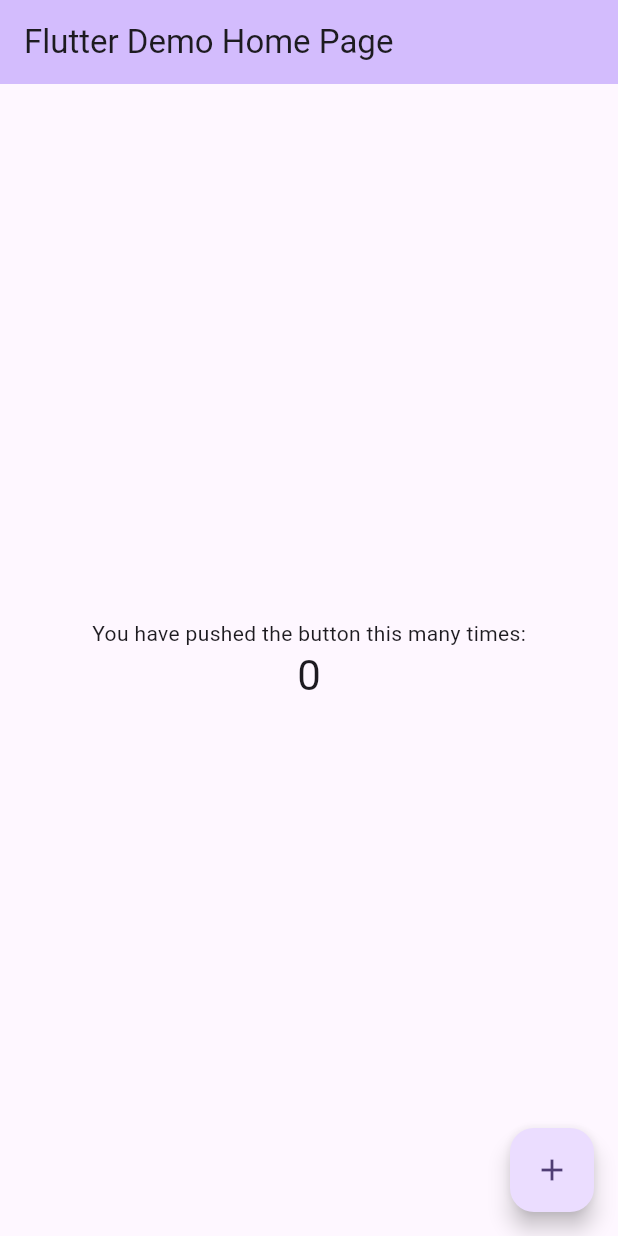
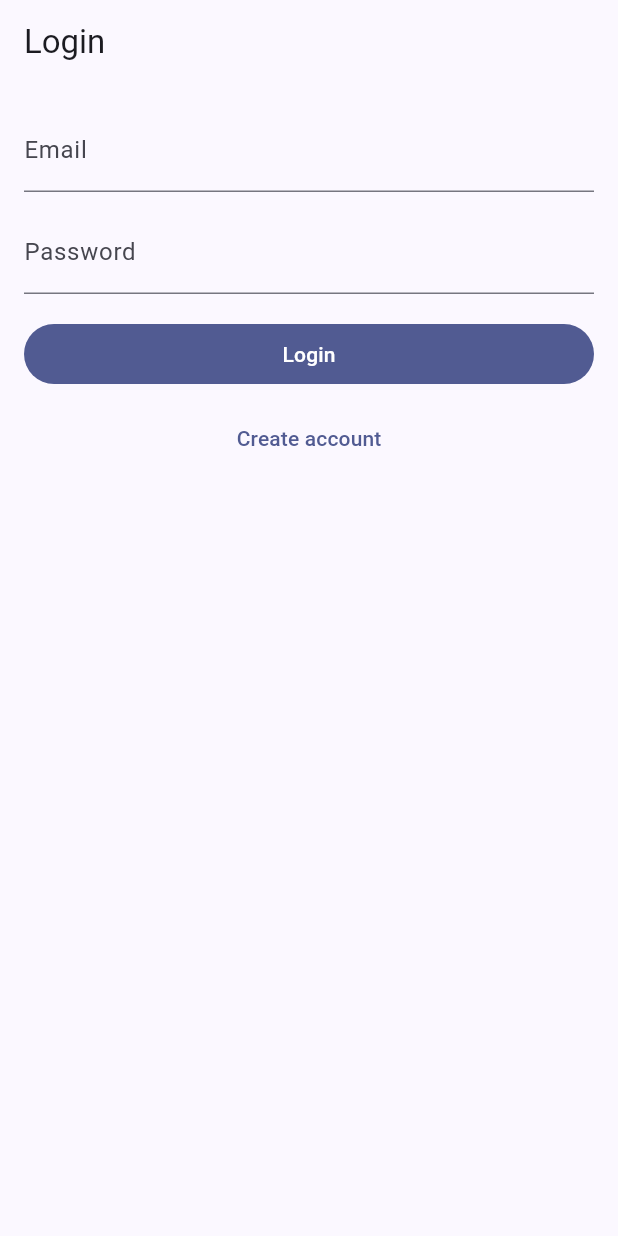
Before and after one commit to koceskigj/dorm-laundry, a Flutter app: the screen it shows after launch, on a phone screen of 412 x 824 dp. Run offline on Flutter 3.47's test engine with Material 3 defaults, Android fonts, the phone set to English and light mode, and no system bars; our stand-ins replace cloud_firestore, cloud_functions, firebase_auth, firebase_core, flutter_riverpod, go_router; accounts and stored records are empty; generated files the repository leaves out were written again.

Commit message:
added a project structure

```diff
--- /dev/null
+++ b/lib/app_router.dart
@@ -0,0 +1,62 @@
+import 'package:flutter/material.dart';
+import 'package:flutter_riverpod/flutter_riverpod.dart';
+import 'package:go_router/go_router.dart';
+import 'dart:async';
+import 'core/firebase_providers.dart';
+import 'app_shell.dart';
+
+import 'features/auth/ui/login_screen.dart';
+import 'features/auth/ui/register_screen.dart';
+
+final appRouterProvider = Provider<GoRouter>((ref) {
+  final authAsync = ref.watch(authStateChangesProvider);
+
+  return GoRouter(
+    initialLocation: '/login',
+    refreshListenable: GoRouterRefreshStream(
+      ref.read(authStateChangesProvider.stream),
+    ),
+    redirect: (context, state) {
+      final isLoggingIn = state.matchedLocation == '/login' ||
+          state.matchedLocation == '/register';
+
+      final user = authAsync.asData?.value;
+
+      if (user == null) {
+        return isLoggingIn ? null : '/login';
+      }
+
+      // user is logged in
+      if (isLoggingIn) return '/';
+      return null;
+    },
+    routes: [
+      GoRoute(
+        path: '/login',
+        builder: (context, state) => const LoginScreen(),
+      ),
+      GoRoute(
+        path: '/register',
+        builder: (context, state) => const RegisterScreen(),
+      ),
+      GoRoute(
+        path: '/',
+        builder: (context, state) => const AppShell(),
+      ),
+    ],
+  );
+});
+
+/// Helper: GoRouter doesn't include this by default.
+class GoRouterRefreshStream extends ChangeNotifier {
+  GoRouterRefreshStream(Stream<dynamic> stream) {
+    _sub = stream.asBroadcastStream().listen((_) => notifyListeners());
+  }
+  late final StreamSubscription<dynamic> _sub;
+
+  @override
+  void dispose() {
+    _sub.cancel();
+    super.dispose();
+  }
+}
--- /dev/null
+++ b/lib/core/firebase_providers.dart
@@ -0,0 +1,20 @@
+import 'package:cloud_firestore/cloud_firestore.dart';
+import 'package:firebase_auth/firebase_auth.dart';
+import 'package:cloud_functions/cloud_functions.dart';
+import 'package:flutter_riverpod/flutter_riverpod.dart';
+
+final firebaseAuthProvider = Provider<FirebaseAuth>((ref) {
+  return FirebaseAuth.instance;
+});
+
+final authStateChangesProvider = StreamProvider<User?>((ref) {
+  return ref.watch(firebaseAuthProvider).authStateChanges();
+});
+
+final firestoreProvider = Provider<FirebaseFirestore>((ref) {
+  return FirebaseFirestore.instance;
+});
+
+final functionsProvider = Provider<FirebaseFunctions>((ref) {
+  return FirebaseFunctions.instance;
+});
--- /dev/null
+++ b/lib/features/auth/ui/login_screen.dart
@@ -0,0 +1,79 @@
+import 'package:flutter/material.dart';
+import 'package:flutter_riverpod/flutter_riverpod.dart';
+
+import '../../../core/firebase_providers.dart';
+
+class LoginScreen extends ConsumerStatefulWidget {
+  const LoginScreen({super.key});
+
+  @override
+  ConsumerState<LoginScreen> createState() => _LoginScreenState();
+}
+
+class _LoginScreenState extends ConsumerState<LoginScreen> {
+  final _email = TextEditingController();
+  final _pass = TextEditingController();
+  bool _loading = false;
+
+  @override
+  void dispose() {
+    _email.dispose();
+    _pass.dispose();
+    super.dispose();
+  }
+
+  Future<void> _login() async {
+    setState(() => _loading = true);
+    try {
+      await ref.read(firebaseAuthProvider).signInWithEmailAndPassword(
+        email: _email.text.trim(),
+        password: _pass.text,
+      );
+    } on Exception catch (e) {
+      if (!mounted) return;
+      ScaffoldMessenger.of(context).showSnackBar(
+        SnackBar(content: Text('Login failed: $e')),
+      );
+    } finally {
+      if (mounted) setState(() => _loading = false);
+    }
+  }
+
+  @override
+  Widget build(BuildContext context) {
+    return Scaffold(
+      appBar: AppBar(title: const Text('Login')),
+      body: Padding(
+        padding: const EdgeInsets.all(16),
+        child: Column(
+          children: [
+            TextField(
+              controller: _email,
+              keyboardType: TextInputType.emailAddress,
+              decoration: const InputDecoration(labelText: 'Email'),
+            ),
+            const SizedBox(height: 12),
+            TextField(
+              controller: _pass,
+              obscureText: true,
+              decoration: const InputDecoration(labelText: 'Password'),
+            ),
+            const SizedBox(height: 16),
+            SizedBox(
+              width: double.infinity,
+              child: FilledButton(
+                onPressed: _loading ? null : _login,
+                child: Text(_loading ? 'Logging in...' : 'Login'),
+              ),
+            ),
+            const SizedBox(height: 8),
+            TextButton(
+              onPressed: () => Navigator.of(context).pushNamed('/register'),
+              child: const Text('Create account'),
+            ),
+          ],
+        ),
+      ),
+    );
+  }
+}
--- a/lib/main.dart
+++ b/lib/main.dart
@@ -1,122 +1,33 @@
 import 'package:flutter/material.dart';
+import 'package:flutter_riverpod/flutter_riverpod.dart';
+import 'package:firebase_core/firebase_core.dart';
+import 'firebase_options.dart';
 
-void main() {
-  runApp(const MyApp());
+import 'app_router.dart';
+
+Future<void> main() async {
+  WidgetsFlutterBinding.ensureInitialized();
+  await Firebase.initializeApp(
+  options: DefaultFirebaseOptions.currentPlatform,
+  );
+  runApp(const ProviderScope(child: GoceLaundryApp()));
 }
 
-class MyApp extends StatelessWidget {
-  const MyApp({super.key});
+class GoceLaundryApp extends ConsumerWidget {
+  const GoceLaundryApp({super.key});
 
-  // This widget is the root of your application.
   @override
-  Widget build(BuildContext context) {
-    return MaterialApp(
-      title: 'Flutter Demo',
+  Widget build(BuildContext context, WidgetRef ref) {
+    final router = ref.watch(appRouterProvider);
+
+    return MaterialApp.router(
+      debugShowCheckedModeBanner: false,
+      title: 'Goce Laundry',
       theme: ThemeData(
-        // This is the theme of your application.
-        //
-        // TRY THIS: Try running your application with "flutter run". You'll see
-        // the application has a purple toolbar. Then, without quitting the app,
-        // try changing the seedColor in the colorScheme below to Colors.green
-        // and then invoke "hot reload" (save your changes or press the "hot
-        // reload" button in a Flutter-supported IDE, or press "r" if you used
-        // the command line to start the app).
-        //
-        // Notice that the counter didn't reset back to zero; the application
-        // state is not lost during the reload. To reset the state, use hot
-        // restart instead.
-        //
-        // This works for code too, not just values: Most code changes can be
-        // tested with just a hot reload.
-        colorScheme: ColorScheme.fromSeed(seedColor: Colors.deepPurple),
+        colorScheme: ColorScheme.fromSeed(seedColor: Colors.indigo),
+        useMaterial3: true,
       ),
-      home: const MyHomePage(title: 'Flutter Demo Home Page'),
+      routerConfig: router,
     );
   }
 }
-
-class MyHomePage extends StatefulWidget {
-  const MyHomePage({super.key, required this.title});
-
-  // This widget is the home page of your application. It is stateful, meaning
-  // that it has a State object (defined below) that contains fields that affect
-  // how it looks.
-
-  // This class is the configuration for the state. It holds the values (in this
-  // case the title) provided by the parent (in this case the App widget) and
-  // used by the build method of the State. Fields in a Widget subclass are
-  // always marked "final".
-
-  final String title;
-
-  @override
-  State<MyHomePage> createState() => _MyHomePageState();
-}
-
-class _MyHomePageState extends State<MyHomePage> {
-  int _counter = 0;
-
-  void _incrementCounter() {
-    setState(() {
-      // This call to setState tells the Flutter framework that something has
-      // changed in this State, which causes it to rerun the build method below
-      // so that the display can reflect the updated values. If we changed
-      // _counter without calling setState(), then the build method would not be
-      // called again, and so nothing would appear to happen.
-      _counter++;
-    });
-  }
-
-  @override
-  Widget build(BuildContext context) {
-    // This method is rerun every time setState is called, for instance as done
-    // by the _incrementCounter method above.
-    //
-    // The Flutter framework has been optimized to make rerunning build methods
-    // fast, so that you can just rebuild anything that needs updating rather
-    // than having to individually change instances of widgets.
-    return Scaffold(
-      appBar: AppBar(
-        // TRY THIS: Try changing the color here to a specific color (to
-        // Colors.amber, perhaps?) and trigger a hot reload to see the AppBar
-        // change color while the other colors stay the same.
-        backgroundColor: Theme.of(context).colorScheme.inversePrimary,
-        // Here we take the value from the MyHomePage object that was created by
-        // the App.build method, and use it to set our appbar title.
-        title: Text(widget.title),
-      ),
-      body: Center(
-        // Center is a layout widget. It takes a single child and positions it
-        // in the middle of the parent.
-        child: Column(
-          // Column is also a layout widget. It takes a list of children and
-          // arranges them vertically. By default, it sizes itself to fit its
-          // children horizontally, and tries to be as tall as its parent.
-          //
-          // Column has various properties to control how it sizes itself and
-          // how it positions its children. Here we use mainAxisAlignment to
-          // center the children vertically; the main axis here is the vertical
-          // axis because Columns are vertical (the cross axis would be
-          // horizontal).
-          //
-          // TRY THIS: Invoke "debug painting" (choose the "Toggle Debug Paint"
-          // action in the IDE, or press "p" in the console), to see the
-          // wireframe for each widget.
-          mainAxisAlignment: MainAxisAlignment.center,
-          children: <Widget>[
-            const Text('You have pushed the button this many times:'),
-            Text(
-              '$_counter',
-              style: Theme.of(context).textTheme.headlineMedium,
-            ),
-          ],
-        ),
-      ),
-      floatingActionButton: FloatingActionButton(
-        onPressed: _incrementCounter,
-        tooltip: 'Increment',
-        child: const Icon(Icons.add),
-      ), // This trailing comma makes auto-formatting nicer for build methods.
-    );
-  }
-}
```
Also changed, not shown: lib/app_shell.dart (added, +41 -0 lines), lib/features/auth/ui/register_screen.dart (added, +81 -0 lines), lib/features/bookings/ui/booking_screen.dart (added, +13 -0 lines), lib/features/history/ui/history_screen.dart (added, +13 -0 lines), lib/features/notifications/ui/notifications_screen.dart (added, +13 -0 lines), lib/features/rewards/ui/rewards_screen.dart (added, +13 -0 lines), lib/models/booking.dart (added, +15 -0 lines), lib/models/app_user.dart (added), lib/models/notification_post.dart (added), lib/models/points_transaction.dart (added), 2 other files.
